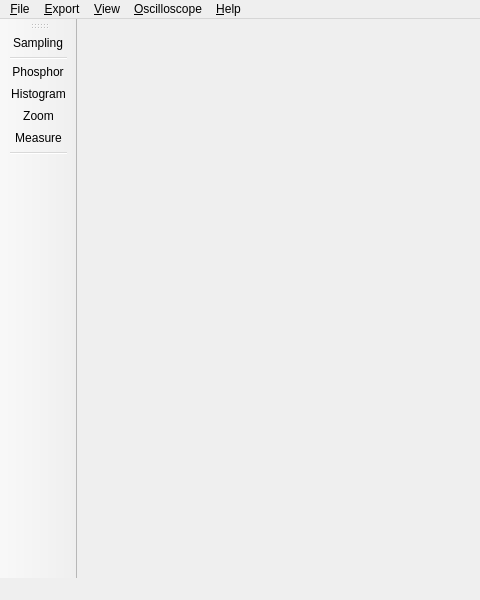
First picture: the form in openhantek/src/mainwindow.ui, repository OpenHantek/OpenHantek6022, before the edit; both pictures show x 0 to 480 and y 0 to 600 of the 800 by 600 pixel window.
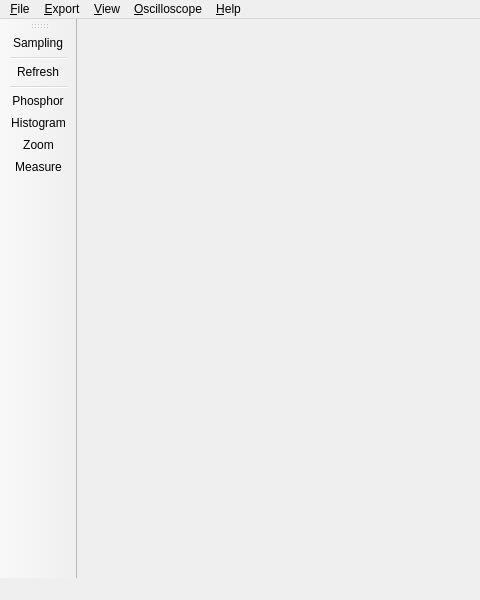
Second picture: the form after the edit.

Commit message: add refresh button to restart roll mode sampling

Patch:
```diff
--- a/openhantek/src/mainwindow.ui
+++ b/openhantek/src/mainwindow.ui
@@ -83,11 +83,12 @@
    </attribute>
    <addaction name="actionSampling"/>
    <addaction name="separator"/>
+   <addaction name="actionRefresh"/>
+   <addaction name="separator"/>
    <addaction name="actionPhosphor"/>
    <addaction name="actionHistogram"/>
    <addaction name="actionZoom"/>
    <addaction name="actionMeasure"/>
-   <addaction name="separator"/>
   </widget>
   <action name="actionOpen">
    <property name="text">
@@ -129,6 +130,14 @@
     <string>Space</string>
    </property>
   </action>
+  <action name="actionRefresh">
+   <property name="checkable">
+    <bool>false</bool>
+   </property>
+   <property name="text">
+    <string>&amp;Refresh</string>
+   </property>
+  </action>
   <action name="actionPhosphor">
    <property name="checkable">
     <bool>true</bool>
```
Left out of the diff: 8 changed lines with no effect on the pictures. The commit also changes 17 other files.
